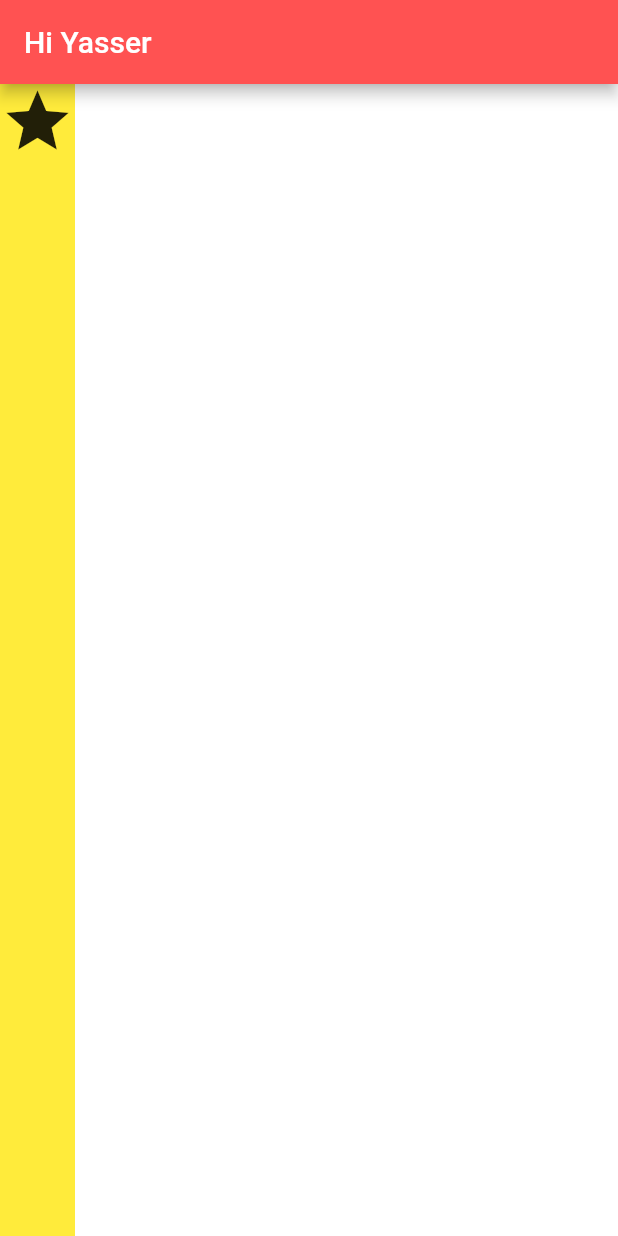
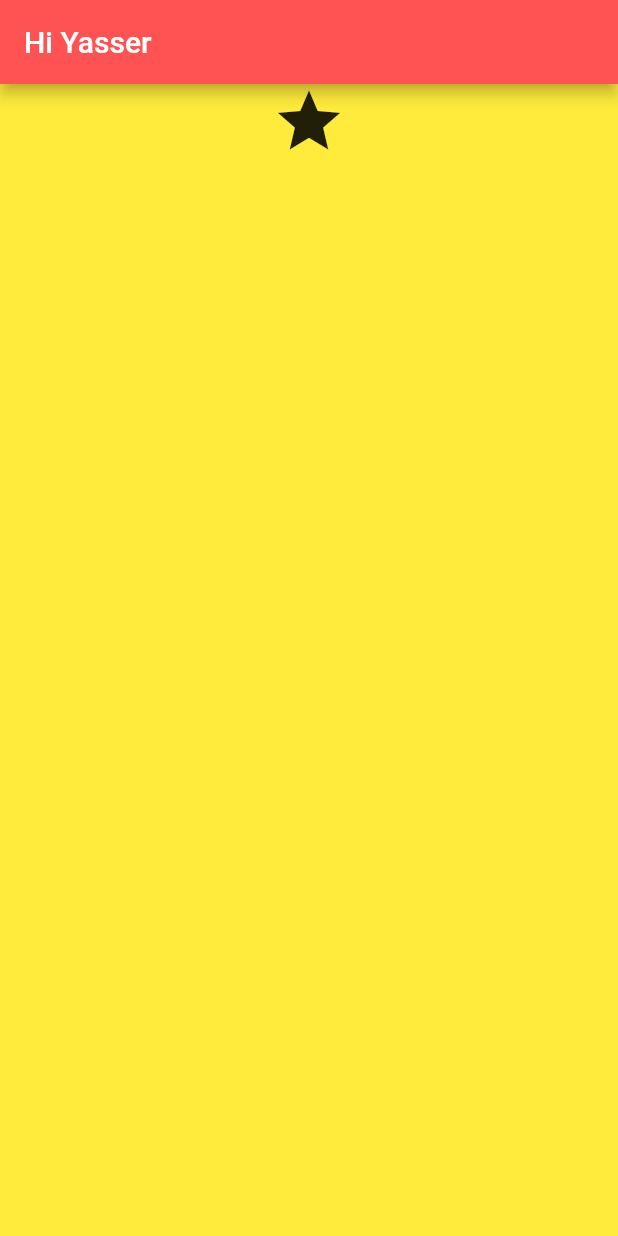
Before and after one commit to yasser2020/Business-Card, a Flutter app: the screen it shows after launch, on a phone screen of 412 x 824 dp. Run offline on Flutter 3.47's test engine with Material 2 defaults, Android fonts, the phone set to English and light mode, and no system bars.

```diff
--- a/lib/main.dart
+++ b/lib/main.dart
@@ -14,7 +14,7 @@ class MyApp extends StatelessWidget {
             body: SafeArea(
                 child: Container(
               color: Colors.yellow,
-              child: Column(children: [
+              child: Column(crossAxisAlignment: CrossAxisAlignment.stretch, children: [
                 Icon(Icons.star, size: 50)
               ]),
             ))));
```
Also changed, not shown: 1 other file.
